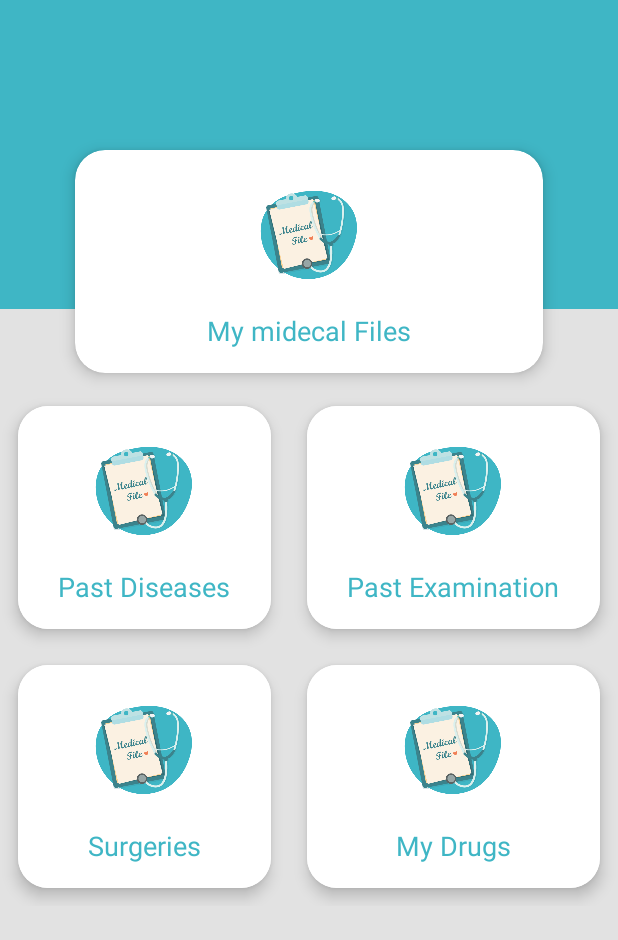
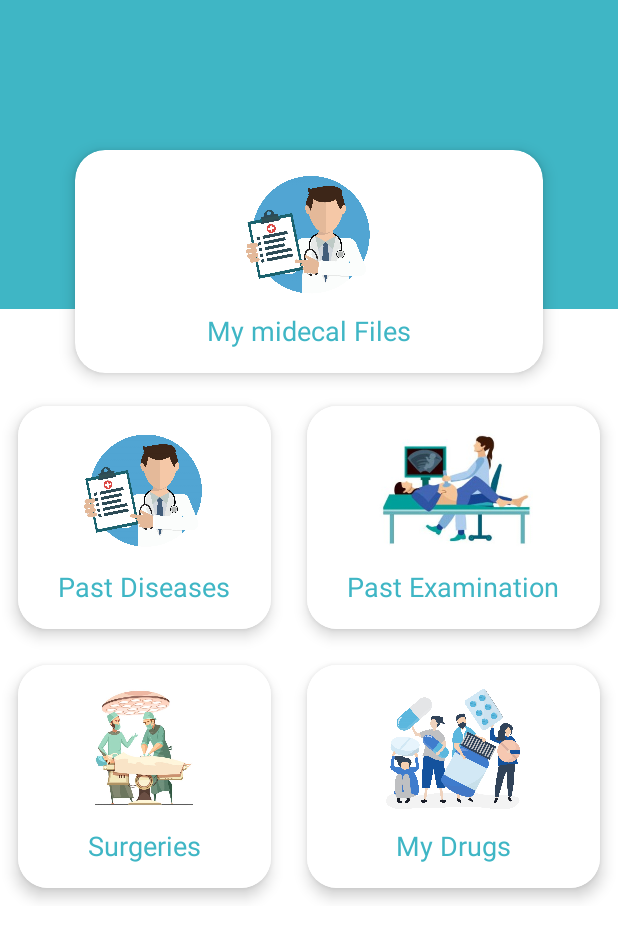
Before and after one commit to AZEX-medical/medical, an Android app: the layout fragment_home.xml on its own in the app's theme, with its tools: preview values and no code run, on a phone screen of 412 x 824 dp. Shown: the top 940 px of the screen. Run offline under Robolectric (Android 15) with nearby library versions, the phone set to English and light mode, and no system bars.

Commit message:
grid photos

```diff
--- a/app/src/main/AndroidManifest.xml
+++ b/app/src/main/AndroidManifest.xml
@@ -10,17 +10,16 @@
         android:supportsRtl="true"
         android:theme="@style/AppTheme">
         <activity android:name=".SplashScreen">
-            <intent-filter>
-                <action android:name="android.intent.action.MAIN" />
-                <category android:name="android.intent.category.LAUNCHER" />
-            </intent-filter>
         </activity>
         <activity android:name=".chooseYourAcount"/>
         <activity android:name=".start"/>
         <activity android:name=".sign"/>
         <activity android:name=".register" />
         <activity android:name=".MainActivity">
-
+            <intent-filter>
+                <action android:name="android.intent.action.MAIN" />
+                <category android:name="android.intent.category.LAUNCHER" />
+            </intent-filter>
         </activity>
     </application>
 
--- a/app/src/main/res/layout/activity_main.xml
+++ b/app/src/main/res/layout/activity_main.xml
@@ -17,18 +17,17 @@
         android:layout_width="match_parent"
         android:layout_height="wrap_content"
         android:layout_alignParentBottom="true"
-        app:background="@color/colorPrimaryDark"
         android:layout_gravity="bottom"
-        app:active_item_color="@color/colorPrimary"
-        app:centre_button_color="@color/colorPrimaryDark"
-        app:inactive_item_color="@color/black"
-        app:space_background_color="@color/white"
+        app:active_item_color="@color/colorPrimaryDark"
+        app:inactive_item_color="@color/white"
+        app:centre_button_color="@color/white"
+        app:space_background_color="@color/colorPrimary"
         app:centre_button_icon="@drawable/ic_home_black_24dp"
-        app:inactive_centre_button_icon_color="@color/white"
-        app:active_centre_button_background_color="@color/colorPrimary"
+        app:inactive_centre_button_icon_color="@color/colorPrimary"
+        app:active_centre_button_icon_color="@color/colorPrimary"
+        app:active_centre_button_background_color="@color/colorPrimaryDark"
         app:space_item_icon_size="30dp"
         app:space_item_icon_only_size="@dimen/space_item_icon_only_size"
         app:space_item_text_size="@dimen/space_item_text_default_size" />
 
-
 </RelativeLayout>
--- a/app/src/main/res/layout/fragment_home.xml
+++ b/app/src/main/res/layout/fragment_home.xml
@@ -1,9 +1,9 @@
 <?xml version="1.0" encoding="utf-8"?>
-<RelativeLayout
-    xmlns:android="http://schemas.android.com/apk/res/android"
+<RelativeLayout xmlns:android="http://schemas.android.com/apk/res/android"
+    xmlns:app="http://schemas.android.com/apk/res-auto"
     android:layout_width="match_parent"
-    android:layout_height="match_parent"
-    xmlns:app="http://schemas.android.com/apk/res-auto">
+    android:layout_height="match_parent">
+
     <LinearLayout
         android:layout_width="match_parent"
         android:layout_height="match_parent"
@@ -14,184 +14,205 @@
             android:layout_height="0dp"
             android:layout_weight="1"
             android:background="@color/colorPrimary" />
+
         <View
             android:layout_width="match_parent"
             android:layout_height="0dp"
             android:layout_weight="3"
-            android:background="@color/whity"/>
+            android:background="@color/white" />
     </LinearLayout>
+
     <LinearLayout
         android:layout_width="match_parent"
         android:layout_height="match_parent"
         android:orientation="vertical">
+
         <androidx.cardview.widget.CardView
+            android:id="@+id/crd_file"
             android:layout_width="match_parent"
             android:layout_height="wrap_content"
-        android:id="@+id/crd_file"
+            android:layout_rowWeight="1"
             android:layout_columnWeight="1"
-        android:layout_rowWeight="1"
+            android:layout_marginLeft="50dp"
             android:layout_marginTop="100dp"
             android:layout_marginRight="50dp"
-        android:layout_marginLeft="50dp"
             android:layout_marginBottom="10dp"
             app:cardCornerRadius="20dp"
-        app:cardElevation="6dp"
-        >
+            app:cardElevation="6dp">
+
             <LinearLayout
                 android:layout_width="match_parent"
                 android:layout_height="match_parent"
+                android:gravity="center"
                 android:orientation="vertical"
-            android:gravity="center"
                 android:padding="16dp">
+
                 <ImageView
-                android:layout_width="80dp"
+                    android:layout_width="241dp"
                     android:layout_height="80dp"
-                android:src="@mipmap/logo"/>
+                    android:src="@drawable/doc" />
+
                 <TextView
                     android:layout_width="wrap_content"
                     android:layout_height="wrap_content"
                     android:layout_marginTop="12dp"
                     android:text="@string/my_midecal_files"
                     android:textColor="@color/colorPrimary"
-                android:textSize="18sp"/>
+                    android:textSize="18sp" />
 
             </LinearLayout>
 
         </androidx.cardview.widget.CardView>
+
         <GridLayout
             android:layout_width="match_parent"
             android:layout_height="wrap_content"
+            android:alignmentMode="alignMargins"
             android:columnCount="2"
-        android:rowCount="2"
             android:columnOrderPreserved="false"
-        android:alignmentMode="alignMargins">
+            android:rowCount="2">
+
             <androidx.cardview.widget.CardView
+                android:id="@+id/crd_disease"
                 android:layout_width="wrap_content"
                 android:layout_height="wrap_content"
-            android:id="@+id/crd_disease"
+                android:layout_rowWeight="1"
                 android:layout_columnWeight="1"
-            android:layout_rowWeight="1"
                 android:layout_margin="12dp"
                 app:cardCornerRadius="20dp"
-            app:cardElevation="6dp"
-            >
+                app:cardElevation="6dp">
+
                 <LinearLayout
                     android:layout_width="match_parent"
                     android:layout_height="match_parent"
+                    android:background="@color/white"
+                    android:gravity="center"
                     android:orientation="vertical"
-                android:gravity="center"
-                android:padding="16dp"
-                android:background="@color/white">
+                    android:padding="16dp">
+
                     <ImageView
                         android:layout_width="80dp"
                         android:layout_height="80dp"
-                    android:src="@mipmap/logo"/>
+                        android:src="@drawable/doc" />
+
                     <TextView
                         android:layout_width="wrap_content"
                         android:layout_height="wrap_content"
                         android:layout_marginTop="12dp"
                         android:text="@string/past_diseases"
                         android:textColor="@color/colorPrimary"
-                    android:textSize="18sp"/>
+                        android:textSize="18sp" />
 
                 </LinearLayout>
 
             </androidx.cardview.widget.CardView>
+
             <androidx.cardview.widget.CardView
+                android:id="@+id/crd_examine"
                 android:layout_width="wrap_content"
                 android:layout_height="wrap_content"
-            android:id="@+id/crd_examine"
+                android:layout_rowWeight="1"
                 android:layout_columnWeight="1"
-            android:layout_rowWeight="1"
                 android:layout_margin="12dp"
                 app:cardCornerRadius="20dp"
                 app:cardElevation="6dp"
 
                 >
+
                 <LinearLayout
                     android:layout_width="match_parent"
                     android:layout_height="match_parent"
+                    android:background="@color/white"
+                    android:gravity="center"
                     android:orientation="vertical"
-                android:gravity="center"
-                android:padding="16dp"
-                android:background="@color/white">
+                    android:padding="16dp">
+
                     <ImageView
-                    android:layout_width="80dp"
+                        android:layout_width="114dp"
                         android:layout_height="80dp"
-                    android:src="@mipmap/logo"/>
+                        android:src="@drawable/examination" />
+
                     <TextView
                         android:layout_width="wrap_content"
                         android:layout_height="wrap_content"
                         android:layout_marginTop="12dp"
                         android:text="@string/pastexamination"
                         android:textColor="@color/colorPrimary"
-                    android:textSize="18sp"/>
+                        android:textSize="18sp" />
 
                 </LinearLayout>
 
             </androidx.cardview.widget.CardView>
+
             <androidx.cardview.widget.CardView
+                android:id="@+id/crd_surg"
                 android:layout_width="wrap_content"
                 android:layout_height="wrap_content"
-            android:id="@+id/crd_surg"
+                android:layout_rowWeight="1"
                 android:layout_columnWeight="1"
-            android:layout_rowWeight="1"
                 android:layout_margin="12dp"
                 app:cardCornerRadius="20dp"
                 app:cardElevation="6dp"
 
                 >
+
                 <LinearLayout
                     android:layout_width="match_parent"
                     android:layout_height="match_parent"
+                    android:background="@color/white"
+                    android:gravity="center"
                     android:orientation="vertical"
-                android:gravity="center"
-                android:padding="16dp"
-                android:background="@color/white">
+                    android:padding="16dp">
+
                     <ImageView
-                    android:layout_width="80dp"
+                        android:layout_width="108dp"
                         android:layout_height="80dp"
-                    android:src="@mipmap/logo"/>
+                        android:src="@drawable/sergury" />
+
                     <TextView
                         android:layout_width="wrap_content"
                         android:layout_height="wrap_content"
                         android:layout_marginTop="12dp"
                         android:text="@string/surgeries"
                         android:textColor="@color/colorPrimary"
-                    android:textSize="18sp"/>
+                        android:textSize="18sp" />
 
                 </LinearLayout>
 
             </androidx.cardview.widget.CardView>
+
             <androidx.cardview.widget.CardView
+                android:id="@+id/crd_drug"
                 android:layout_width="wrap_content"
                 android:layout_height="wrap_content"
-            android:id="@+id/crd_drug"
+                android:layout_rowWeight="1"
                 android:layout_columnWeight="1"
-            android:layout_rowWeight="1"
                 android:layout_margin="12dp"
                 app:cardCornerRadius="20dp"
                 app:cardElevation="6dp"
 
                 >
+
                 <LinearLayout
                     android:layout_width="match_parent"
                     android:layout_height="match_parent"
+                    android:background="@color/white"
+                    android:gravity="center"
                     android:orientation="vertical"
-                android:gravity="center"
-                android:padding="16dp"
-                android:background="@color/white">
+                    android:padding="16dp">
+
                     <ImageView
-                    android:layout_width="80dp"
+                        android:layout_width="120dp"
                         android:layout_height="80dp"
-                    android:src="@mipmap/logo"/>
+                        android:src="@drawable/drug" />
+
                     <TextView
                         android:layout_width="wrap_content"
                         android:layout_height="wrap_content"
                         android:layout_marginTop="12dp"
                         android:text="@string/my_drugs"
                         android:textColor="@color/colorPrimary"
-                    android:textSize="18sp"/>
+                        android:textSize="18sp" />
 
                 </LinearLayout>
 
```
Also changed, not shown: app/src/main/res/drawable-v24/doc.jpg (added), app/src/main/res/drawable-v24/drug.jpg (added), app/src/main/res/drawable-v24/examination.jpg (added), app/src/main/res/drawable-v24/sergury.jpg (added). Lines whose indentation alone changed are shown as unchanged.
